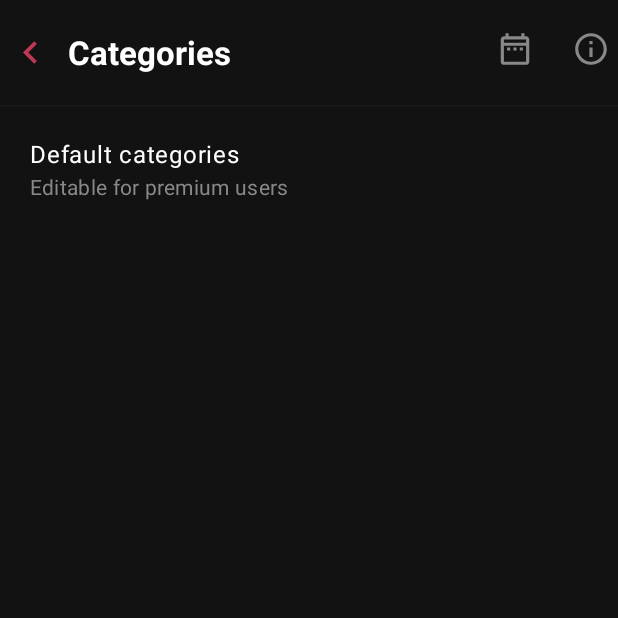
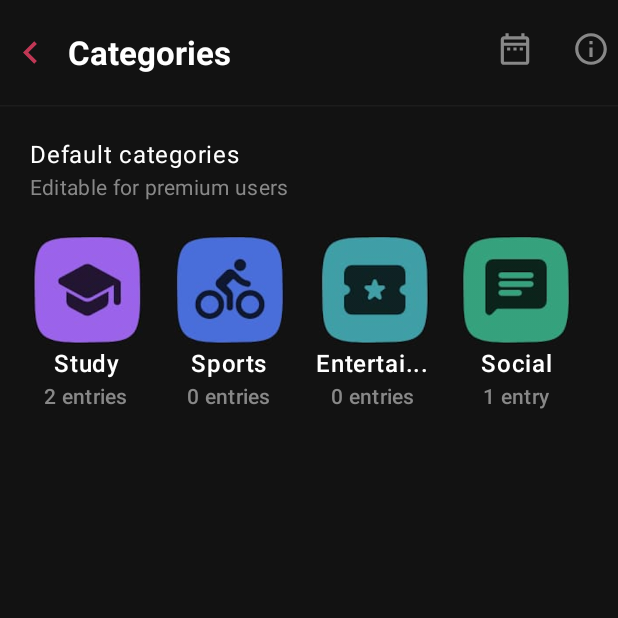
Before and after one commit to aminakhtar5595/LoopWell, an Android app built with Jetpack Compose: the screen it shows after launch (MainActivity), on a phone screen of 412 x 824 dp, the top half of it. Run offline under Robolectric (Android 15) with nearby library versions, the phone set to English and light mode, and no system bars; our stand-ins replace accompanist.

Commit message:
Implemented default categories section UI in categories screen

```diff
--- /dev/null
+++ b/app/src/main/java/com/example/loopwell/ui/model/Category.kt
@@ -0,0 +1,7 @@
+package com.example.loopwell.ui.model
+
+data class Category(
+    val name: String,
+    val iconRes: Int,
+    val entries: String
+)
--- a/app/src/main/java/com/example/loopwell/ui/screens/categories/CategoriesScreen.kt
+++ b/app/src/main/java/com/example/loopwell/ui/screens/categories/CategoriesScreen.kt
@@ -1,13 +1,18 @@
 package com.example.loopwell.ui.screens.categories
 
+import androidx.compose.foundation.Image
 import androidx.compose.foundation.background
 import androidx.compose.foundation.layout.Arrangement
 import androidx.compose.foundation.layout.Column
 import androidx.compose.foundation.layout.Row
+import androidx.compose.foundation.layout.Spacer
 import androidx.compose.foundation.layout.fillMaxSize
 import androidx.compose.foundation.layout.fillMaxWidth
+import androidx.compose.foundation.layout.height
 import androidx.compose.foundation.layout.padding
 import androidx.compose.foundation.layout.size
+import androidx.compose.foundation.lazy.LazyRow
+import androidx.compose.foundation.lazy.items
 import androidx.compose.material.icons.Icons
 import androidx.compose.material.icons.outlined.DateRange
 import androidx.compose.material.icons.outlined.Info
@@ -20,20 +25,40 @@ import androidx.compose.runtime.Composable
 import androidx.compose.ui.Alignment
 import androidx.compose.ui.Modifier
 import androidx.compose.ui.graphics.Color
+import androidx.compose.ui.res.painterResource
 import androidx.compose.ui.text.font.FontWeight
 import androidx.compose.ui.unit.dp
+import com.example.loopwell.R
+import com.example.loopwell.ui.model.Category
 import com.example.loopwell.ui.theme.BackgroundColor
 import com.example.loopwell.ui.theme.DarkGray
 import com.example.loopwell.ui.theme.Red
 
 @Composable
 fun CategoriesScreen() {
+    val categories = listOf(
+        Category("Study", R.drawable.study_icon, "2 entries"),
+        Category("Sports", R.drawable.sports_icon, "0 entries"),
+        Category("Entertainment", R.drawable.entertainment_icon, "0 entries"),
+        Category("Social", R.drawable.social_icon, "1 entry"),
+        Category("Finance", R.drawable.finance_icon, "0 entries"),
+        Category("Health", R.drawable.health_icon, "0 entries"),
+        Category("Work", R.drawable.work_icon, "0 entries"),
+        Category("Nutrition", R.drawable.nutrition_icon, "0 entries"),
+        Category("Home", R.drawable.home_icon, "0 entries"),
+        Category("Quit a bad habit", R.drawable.bad_habit_icon, "0 entries"),
+        Category("Art", R.drawable.art_icon, "0 entries"),
+        Category("Tasks", R.drawable.task_icon, "0 entries"),
+        Category("Meditation", R.drawable.meditation_icon, "0 entries"),
+        Category("Outdoor", R.drawable.outdoor_icon, "0 entries"),
+        Category("Other", R.drawable.other_icon, "0 entries")
+    )
     Column (
         modifier = Modifier
             .fillMaxSize()
             .background(color = BackgroundColor)
     ) {
-        headerView()
+        HeaderView()
         HorizontalDivider(thickness = 1.dp, color = DarkGray)
 
         Column (
@@ -41,24 +66,26 @@ fun CategoriesScreen() {
         ) {
             Text(
                 text = "Default categories",
-                style = MaterialTheme.typography.bodyLarge.copy(
-                    color = Color.White,
-                )
+                style = MaterialTheme.typography.bodyLarge.copy(color = Color.White)
             )
 
             Text(
                 text = "Editable for premium users",
-                style = MaterialTheme.typography.bodyMedium.copy(
-                    color = Color.Gray,
-                )
+                style = MaterialTheme.typography.bodyMedium.copy(color = Color.Gray)
             )
+            Spacer(modifier = Modifier.height(20.dp))
+
+            LazyRow(horizontalArrangement = Arrangement.spacedBy(20.dp)) {
+                items(categories) { category ->
+                    CategoryItem(category)
+                }
+            }
         }
-
     }
 }
 
 @Composable
-fun headerView () {
+fun HeaderView () {
     Row (
         Modifier
             .fillMaxWidth()
@@ -103,3 +130,29 @@ fun headerView () {
         }
     }
 }
+
+@Composable
+fun CategoryItem(category: Category) {
+    val truncatedName = if (category.name.length > 8) {
+        category.name.take(8) + "..."
+    } else {
+        category.name
+    }
+    Column (
+        horizontalAlignment = Alignment.CenterHorizontally
+    ) {
+        Image(
+            painter = painterResource(id = category.iconRes),
+            contentDescription = "${category.name} Icon",
+            Modifier.size(75.dp)
+        )
+        Text(
+            text = truncatedName,
+            style = MaterialTheme.typography.bodyLarge.copy(color = Color.White, fontWeight = FontWeight.W500)
+        )
+        Text(
+            text = category.entries,
+            style = MaterialTheme.typography.bodyMedium.copy(color = Color.Gray, fontWeight = FontWeight.W500)
+        )
+    }
+}
```
